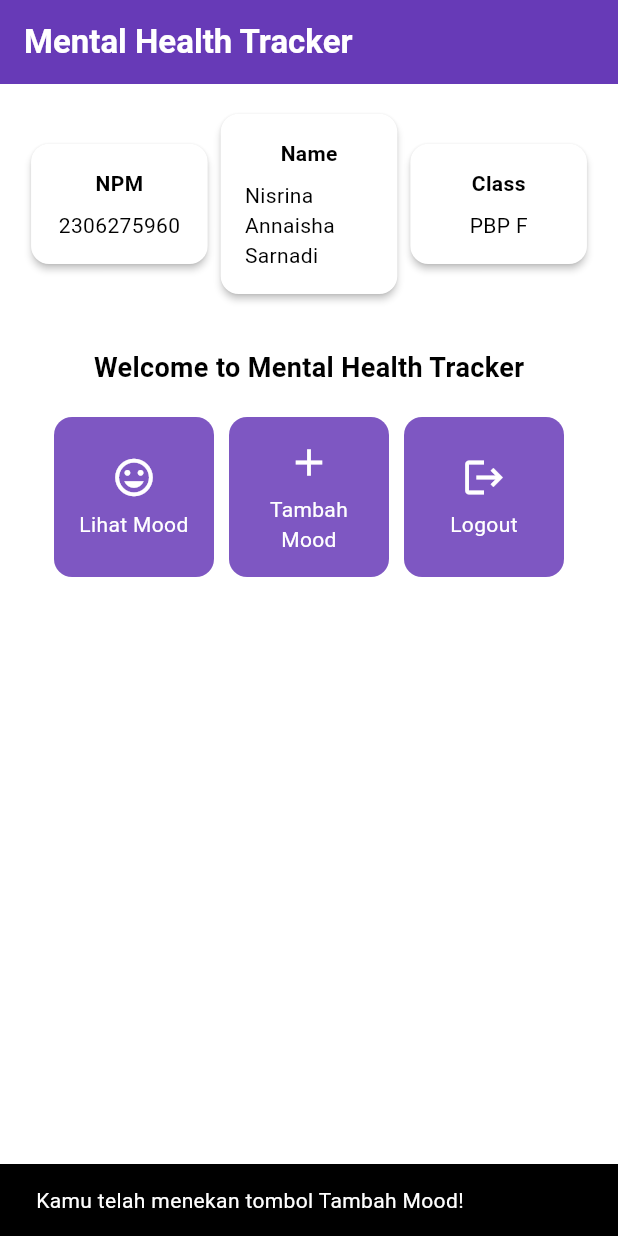
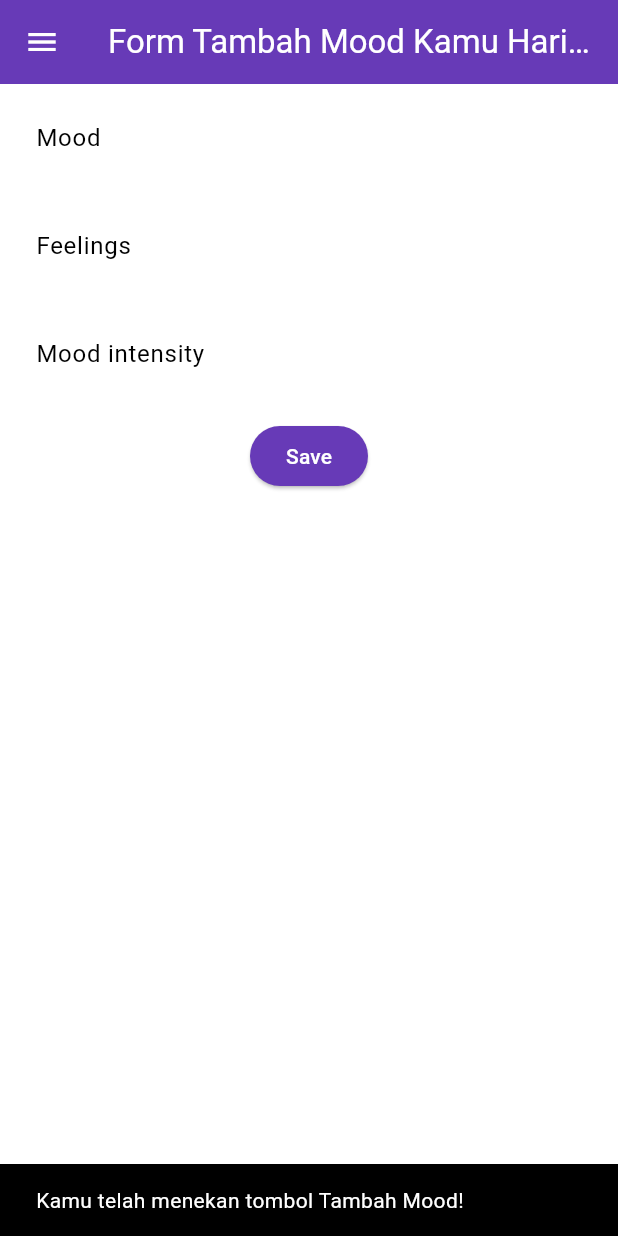
Before and after one commit to nsrnannaisha/mental-health-tracker-mobile, a Flutter app: the screen it shows after launch, after a tap on "Tambah Mood", on a phone screen of 412 x 824 dp. Run offline on Flutter 3.47's test engine with Material 3 defaults, Android fonts, the phone set to English and light mode, and no system bars.

Commit message:
Tutorial 7

```diff
--- a/lib/main.dart
+++ b/lib/main.dart
@@ -1,5 +1,5 @@
 import 'package:flutter/material.dart';
-import 'package:mental_health_tracker/menu.dart';
+import 'package:mental_health_tracker/screens/menu.dart';
 
 void main() {
   runApp(const MyApp());
--- a/lib/menu.dart
+++ /dev/null
@@ -1,217 +0,0 @@
-import 'package:flutter/material.dart';
-
-class MyHomePage extends StatelessWidget {
-  final String npm = '2306275960'; // NPM
-  final String name = 'Nisrina Annaisha Sarnadi'; // Nama
-  final String className = 'PBP F'; // Kelas
-
-  final List<ItemHomepage> items = [
-     ItemHomepage("Lihat Mood", Icons.mood),
-     ItemHomepage("Tambah Mood", Icons.add),
-     ItemHomepage("Logout", Icons.logout),
-  ];
-
-  MyHomePage({super.key});
-  // const MyHomePage({super.key, required this.title});
-
-  // This widget is the home page of your application. It is stateful, meaning
-  // that it has a State object (defined below) that contains fields that affect
-  // how it looks.
-
-  // This class is the configuration for the state. It holds the values (in this
-  // case the title) provided by the parent (in this case the App widget) and
-  // used by the build method of the State. Fields in a Widget subclass are
-  // always marked "final".
-
-  // final String title;
-
-  //@override
-  //State<MyHomePage> createState() => _MyHomePageState();
-
-//class _MyHomePageState extends State<MyHomePage> {
-  //int _counter = 0;
-
-  //void _incrementCounter() {
-    //setState(() {
-      // This call to setState tells the Flutter framework that something has
-      // changed in this State, which causes it to rerun the build method below
-      // so that the display can reflect the updated values. If we changed
-      // _counter without calling setState(), then the build method would not be
-      // called again, and so nothing would appear to happen.
-      //_counter++;
-    //});
-  //}
-
-  @override
-    Widget build(BuildContext context) {
-      // Scaffold menyediakan struktur dasar halaman dengan AppBar dan body.
-      return Scaffold(
-        // AppBar adalah bagian atas halaman yang menampilkan judul.
-        appBar: AppBar(
-          // Judul aplikasi "Mental Health Tracker" dengan teks putih dan tebal.
-          title: const Text(
-            'Mental Health Tracker',
-            style: TextStyle(
-              color: Colors.white,
-              fontWeight: FontWeight.bold,
-            ),
-          ),
-          // Warna latar belakang AppBar diambil dari skema warna tema aplikasi.
-          backgroundColor: Theme.of(context).colorScheme.primary,
-        ),
-        // Body halaman dengan padding di sekelilingnya.
-        body: Padding(
-          padding: const EdgeInsets.all(16.0),
-          // Menyusun widget secara vertikal dalam sebuah kolom.
-          child: Column(
-            crossAxisAlignment: CrossAxisAlignment.center,
-            children: [
-              // Row untuk menampilkan 3 InfoCard secara horizontal.
-              Row(
-                mainAxisAlignment: MainAxisAlignment.spaceEvenly,
-                children: [
-                  InfoCard(title: 'NPM', content: npm),
-                  InfoCard(title: 'Name', content: name),
-                  InfoCard(title: 'Class', content: className),
-                ],
-              ),
-
-              // Memberikan jarak vertikal 16 unit.
-              const SizedBox(height: 16.0),
-
-              // Menempatkan widget berikutnya di tengah halaman.
-              Center(
-                child: Column(
-                  // Menyusun teks dan grid item secara vertikal.
-
-                  children: [
-                    // Menampilkan teks sambutan dengan gaya tebal dan ukuran 18.
-                    const Padding(
-                      padding: EdgeInsets.only(top: 16.0),
-                      child: Text(
-                        'Welcome to Mental Health Tracker',
-                        style: TextStyle(
-                          fontWeight: FontWeight.bold,
-                          fontSize: 18.0,
-                        ),
-                      ),
-                    ),
-
-                    // Grid untuk menampilkan ItemCard dalam bentuk grid 3 kolom.
-                    GridView.count(
-                      primary: true,
-                      padding: const EdgeInsets.all(20),
-                      crossAxisSpacing: 10,
-                      mainAxisSpacing: 10,
-                      crossAxisCount: 3,
-                      // Agar grid menyesuaikan tinggi kontennya.
-                      shrinkWrap: true,
-
-                      // Menampilkan ItemCard untuk setiap item dalam list items.
-                      children: items.map((ItemHomepage item) {
-                        return ItemCard(item);
-                      }).toList(),
-                    ),
-                  ],
-                ),
-              ),
-            ],
-          ),
-        ),
-      );
-    }
-  }
-
-
-class InfoCard extends StatelessWidget {
-  // Kartu informasi yang menampilkan title dan content.
-
-  final String title;  // Judul kartu.
-  final String content;  // Isi kartu.
-
-  const InfoCard({super.key, required this.title, required this.content});
-
-  @override
-  Widget build(BuildContext context) {
-    return Card(
-      // Membuat kotak kartu dengan bayangan dibawahnya.
-      elevation: 2.0,
-      child: Container(
-        // Mengatur ukuran dan jarak di dalam kartu.
-        width: MediaQuery.of(context).size.width / 3.5, // menyesuaikan dengan lebar device yang digunakan.
-        padding: const EdgeInsets.all(16.0),
-        // Menyusun title dan content secara vertikal.
-        child: Column(
-          children: [
-            Text(
-              title,
-              style: const TextStyle(fontWeight: FontWeight.bold),
-            ),
-            const SizedBox(height: 8.0),
-            Text(content),
-          ],
-        ),
-      ),
-    );
-  }
-}
-
-class ItemHomepage {
-     final String name;
-     final IconData icon;
-
-     ItemHomepage(this.name, this.icon);
-}
-
-class ItemCard extends StatelessWidget {
-  // Menampilkan kartu dengan ikon dan nama.
-
-  final ItemHomepage item;
-
-  const ItemCard(this.item, {super.key});
-
-  @override
-  Widget build(BuildContext context) {
-    return Material(
-      // Menentukan warna latar belakang dari tema aplikasi.
-      color: Theme.of(context).colorScheme.secondary,
-      // Membuat sudut kartu melengkung.
-      borderRadius: BorderRadius.circular(12),
-
-      child: InkWell(
-        // Aksi ketika kartu ditekan.
-        onTap: () {
-          // Menampilkan pesan SnackBar saat kartu ditekan.
-          ScaffoldMessenger.of(context)
-            ..hideCurrentSnackBar()
-            ..showSnackBar(
-              SnackBar(content: Text("Kamu telah menekan tombol ${item.name}!"))
-            );
-        },
-        // Container untuk menyimpan Icon dan Text
-        child: Container(
-          padding: const EdgeInsets.all(8),
-          child: Center(
-            child: Column(
-              // Menyusun ikon dan teks di tengah kartu.
-              mainAxisAlignment: MainAxisAlignment.center,
-              children: [
-                Icon(
-                  item.icon,
-                  color: Colors.white,
-                  size: 30.0,
-                ),
-                const Padding(padding: EdgeInsets.all(3)),
-                Text(
-                  item.name,
-                  textAlign: TextAlign.center,
-                  style: const TextStyle(color: Colors.white),
-                ),
-              ],
-            ),
-          ),
-        ),
-      ),
-    );
-  }
-}
--- /dev/null
+++ b/lib/screens/menu.dart
@@ -0,0 +1,133 @@
+import 'package:flutter/material.dart';
+import 'package:mental_health_tracker/widgets/left_drawer.dart';
+import 'package:mental_health_tracker/widgets/mood_card.dart';
+
+class MyHomePage extends StatelessWidget {
+  final String npm = '2306275960'; // NPM
+  final String name = 'Nisrina Annaisha Sarnadi'; // Nama
+  final String className = 'PBP F'; // Kelas
+
+  final List<ItemHomepage> items = [
+    ItemHomepage("Lihat Mood", Icons.mood),
+    ItemHomepage("Tambah Mood", Icons.add),
+    ItemHomepage("Logout", Icons.logout),
+  ];
+
+  MyHomePage({super.key});
+
+  @override
+  Widget build(BuildContext context) {
+    // Scaffold menyediakan struktur dasar halaman dengan AppBar dan body.
+    return Scaffold(
+      // AppBar adalah bagian atas halaman yang menampilkan judul.
+      appBar: AppBar(
+        // Judul aplikasi "Mental Health Tracker" dengan teks putih dan tebal.
+        title: const Text(
+          'Mental Health Tracker',
+          style: TextStyle(
+            color: Colors.white,
+            fontWeight: FontWeight.bold,
+          ),
+        ),
+        // Warna latar belakang AppBar diambil dari skema warna tema aplikasi.
+        backgroundColor: Theme.of(context).colorScheme.primary,
+        // Mengganti warna icon drawer menjadi putih
+        iconTheme: const IconThemeData(color: Colors.white)
+      ),
+      // Body halaman dengan padding di sekelilingnya.
+      body: Padding(
+        padding: const EdgeInsets.all(16.0),
+        // Menyusun widget secara vertikal dalam sebuah kolom.
+        child: Column(
+          crossAxisAlignment: CrossAxisAlignment.center,
+          children: [
+            // Row untuk menampilkan 3 InfoCard secara horizontal.
+            Row(
+              mainAxisAlignment: MainAxisAlignment.spaceEvenly,
+              children: [
+                InfoCard(title: 'NPM', content: npm),
+                InfoCard(title: 'Name', content: name),
+                InfoCard(title: 'Class', content: className),
+              ],
+            ),
+
+            // Memberikan jarak vertikal 16 unit.
+            const SizedBox(height: 16.0),
+
+            // Menempatkan widget berikutnya di tengah halaman.
+            Center(
+              child: Column(
+                // Menyusun teks dan grid item secara vertikal.
+
+                children: [
+                  // Menampilkan teks sambutan dengan gaya tebal dan ukuran 18.
+                  const Padding(
+                    padding: EdgeInsets.only(top: 16.0),
+                    child: Text(
+                      'Welcome to Mental Health Tracker',
+                      style: TextStyle(
+                        fontWeight: FontWeight.bold,
+                        fontSize: 18.0,
+                      ),
+                    ),
+                  ),
+
+                  // Grid untuk menampilkan ItemCard dalam bentuk grid 3 kolom.
+                  GridView.count(
+                    primary: true,
+                    padding: const EdgeInsets.all(20),
+                    crossAxisSpacing: 10,
+                    mainAxisSpacing: 10,
+                    crossAxisCount: 3,
+                    // Agar grid menyesuaikan tinggi kontennya.
+                    shrinkWrap: true,
+
+                    // Menampilkan ItemCard untuk setiap item dalam list items.
+                    children: items.map((ItemHomepage item) {
+                      return ItemCard(item);
+                    }).toList(),
+                  ),
+                ],
+              ),
+            ),
+          ],
+        ),
+      ),
+      // Masukkan drawer sebagai parameter nilai drawer dari widget Scaffold
+      drawer: const LeftDrawer()
+    );
+  }
+}
+
+class InfoCard extends StatelessWidget {
+  // Kartu informasi yang menampilkan title dan content.
+
+  final String title;  // Judul kartu.
+  final String content;  // Isi kartu.
+
+  const InfoCard({super.key, required this.title, required this.content});
+
+  @override
+  Widget build(BuildContext context) {
+    return Card(
+      // Membuat kotak kartu dengan bayangan dibawahnya.
+      elevation: 2.0,
+      child: Container(
+        // Mengatur ukuran dan jarak di dalam kartu.
+        width: MediaQuery.of(context).size.width / 3.5, // menyesuaikan dengan lebar device yang digunakan.
+        padding: const EdgeInsets.all(16.0),
+        // Menyusun title dan content secara vertikal.
+        child: Column(
+          children: [
+            Text(
+              title,
+              style: const TextStyle(fontWeight: FontWeight.bold),
+            ),
+            const SizedBox(height: 8.0),
+            Text(content),
+          ],
+        ),
+      ),
+    );
+  }
+}
--- /dev/null
+++ b/lib/screens/moodentry_form.dart
@@ -0,0 +1,161 @@
+import 'package:flutter/material.dart';
+import 'package:mental_health_tracker/widgets/left_drawer.dart';
+
+class MoodEntryFormPage extends StatefulWidget {
+  const MoodEntryFormPage({super.key});
+
+  @override
+  State<MoodEntryFormPage> createState() => _MoodEntryFormPageState();
+}
+
+class _MoodEntryFormPageState extends State<MoodEntryFormPage> {
+  final _formKey = GlobalKey<FormState>();
+  String _mood = "";
+  String _feelings = "";
+  int _moodIntensity = 0;
+
+  @override
+  Widget build(BuildContext context) {
+    return Scaffold(
+      appBar: AppBar(
+        title: const Center(
+          child: Text(
+            'Form Tambah Mood Kamu Hari ini',
+          ),
+        ),
+        backgroundColor: Theme.of(context).colorScheme.primary,
+        foregroundColor: Colors.white,
+      ),
+      drawer: const LeftDrawer(),
+      body: Form(
+        key: _formKey,
+        child: SingleChildScrollView(
+          child: Column(
+            crossAxisAlignment: CrossAxisAlignment.start,
+            children: [
+              Padding(
+                padding: const EdgeInsets.all(8.0),
+                child: TextFormField(
+                  decoration: InputDecoration(
+                    hintText: "Mood",
+                    labelText: "Mood",
+                    border: OutlineInputBorder(
+                      borderRadius: BorderRadius.circular(5.0),
+                    ),
+                  ),
+                  onChanged: (String? value) {
+                    setState(() {
+                      _mood = value!;
+                    });
+                  },
+                  validator: (String? value) {
+                    if (value == null || value.isEmpty) {
+                      return "Mood tidak boleh kosong!";
+                    }
+                    return null;
+                  },
+                ),
+              ),
+              Padding(
+                padding: const EdgeInsets.all(8.0),
+                child: TextFormField(
+                  decoration: InputDecoration(
+                    hintText: "Feelings",
+                    labelText: "Feelings",
+                    border: OutlineInputBorder(
+                      borderRadius: BorderRadius.circular(5.0),
+                    ),
+                  ),
+                  onChanged: (String? value) {
+                    setState(() {
+                      _feelings = value!;
+                    });
+                  },
+                  validator: (String? value) {
+                    if (value == null || value.isEmpty) {
+                      return "Feelings tidak boleh kosong!";
+                    }
+                    return null;
+                  },
+                ),
+              ),
+              Padding(
+                padding: const EdgeInsets.all(8.0),
+                child: TextFormField(
+                  decoration: InputDecoration(
+                    hintText: "Mood intensity",
+                    labelText: "Mood intensity",
+                    border: OutlineInputBorder(
+                      borderRadius: BorderRadius.circular(5.0),
+                    ),
+                  ),
+                  onChanged: (String? value) {
+                    setState(() {
+                      _moodIntensity = int.tryParse(value!) ?? 0;
+                    });
+                  },
+                  validator: (String? value) {
+                    if (value == null || value.isEmpty) {
+                      return "Mood intensity tidak boleh kosong!";
+                    }
+                    if (int.tryParse(value) == null) {
+                      return "Mood intensity harus berupa angka!";
+                    }
+                    return null;
+                  },
+                ),
+              ),
+              Align(
+                alignment: Alignment.bottomCenter,
+                child: Padding(
+                  padding: const EdgeInsets.all(8.0),
+                  child: ElevatedButton(
+                    style: ButtonStyle(
+                      backgroundColor: WidgetStateProperty.all(
+                          Theme.of(context).colorScheme.primary),
+                    ),
+                    onPressed: () {
+                      if (_formKey.currentState!.validate()) {
+                        showDialog(
+                          context: context,
+                          builder: (context) {
+                            return AlertDialog(
+                              title: const Text('Mood berhasil tersimpan'),
+                              content: SingleChildScrollView(
+                                child: Column(
+                                  crossAxisAlignment: CrossAxisAlignment.start,
+                                  children: [
+                                    Text('Mood: $_mood'),
+                                    Text('Feelings: $_feelings'),
+                                    Text('Mood intensity: $_moodIntensity')
+                                  ],
+                                ),
+                              ),
+                              actions: [
+                                TextButton(
+                                  child: const Text('OK'),
+                                  onPressed: () {
+                                    Navigator.pop(context);
+                                    _formKey.currentState!.reset();
+                                  },
+                                ),
+                              ],
+                            );
+                          },
+                        );
+                      }
+                    },
+                    child: const Text(
+                      "Save",
+                      style: TextStyle(color: Colors.white),
+                    ),
+                  ),
+                ),
+              ),
+            ],
+          ),
+        ),
+      ),
+    );
+  }
+}
--- /dev/null
+++ b/lib/widgets/left_drawer.dart
@@ -0,0 +1,69 @@
+import 'package:flutter/material.dart';
+import 'package:mental_health_tracker/screens/menu.dart';
+import 'package:mental_health_tracker/screens/moodentry_form.dart';
+
+class LeftDrawer extends StatelessWidget {
+  const LeftDrawer({super.key});
+
+  @override
+  Widget build(BuildContext context) {
+    return Drawer(
+      child: ListView(
+        children: [
+          DrawerHeader(
+            decoration: BoxDecoration(
+              color: Theme.of(context).colorScheme.primary,
+            ),
+            child: const Column(
+              children: [
+                Text(
+                  'Mental Health Tracker',
+                  textAlign: TextAlign.center,
+                  style: TextStyle(
+                    fontSize: 24,
+                    fontWeight: FontWeight.bold,
+                    color: Colors.white,
+                  ),
+                ),
+                Padding(padding: EdgeInsets.all(8)),
+                Text(
+                  "Ayo jaga kesehatan mentalmu setiap hari disini!",
+                  textAlign: TextAlign.center,
+                  style: TextStyle(
+                    fontSize: 15,
+                    fontWeight: FontWeight.normal,
+                    color: Colors.white,
+                  ),
+                ),
+              ],
+            ),
+          ),
+          ListTile(
+            leading: const Icon(Icons.home_outlined),
+            title: const Text('Halaman Utama'),
+            // Bagian redirection ke MyHomePage
+            onTap: () {
+              Navigator.pushReplacement(
+                  context,
+                  MaterialPageRoute(
+                    builder: (context) => MyHomePage(),
+                  ));
+            },
+          ),
+          ListTile(
+            leading: const Icon(Icons.mood),
+            title: const Text('Tambah Mood'),
+            // Bagian redirection ke MoodEntryFormPage
+            onTap: () {
+              Navigator.pushReplacement(
+                  context,
+                  MaterialPageRoute(
+                    builder: (context) => MoodEntryFormPage(),
+                  ));
+            },
+          ),
+        ],
+      ),
+    );
+  }
+}
--- /dev/null
+++ b/lib/widgets/mood_card.dart
@@ -0,0 +1,67 @@
+import 'package:mental_health_tracker/screens/moodentry_form.dart';
+import 'package:flutter/material.dart';
+
+class ItemHomepage {
+  final String name;
+  final IconData icon;
+
+  ItemHomepage(this.name, this.icon);
+}
+
+class ItemCard extends StatelessWidget {
+  // Menampilkan kartu dengan ikon dan nama.
+
+  final ItemHomepage item;
+
+  const ItemCard(this.item, {super.key});
+
+  @override
+  Widget build(BuildContext context) {
+    return Material(
+      // Menentukan warna latar belakang dari tema aplikasi.
+      color: Theme.of(context).colorScheme.secondary,
+      // Membuat sudut kartu melengkung.
+      borderRadius: BorderRadius.circular(12),
+
+      child: InkWell(
+        // Aksi ketika kartu ditekan.
+        onTap: () {
+          // Menampilkan pesan SnackBar saat kartu ditekan.
+          ScaffoldMessenger.of(context)
+            ..hideCurrentSnackBar()
+            ..showSnackBar(
+                SnackBar(content: Text("Kamu telah menekan tombol ${item.name}!"))
+            );
+          // Navigate ke route yang sesuai (tergantung jenis tombol)
+          if (item.name == "Tambah Mood") {
+            Navigator.push(context,
+                MaterialPageRoute(builder: (context) => const MoodEntryFormPage()));
+          }
+        },
+        // Container untuk menyimpan Icon dan Text
+        child: Container(
+          padding: const EdgeInsets.all(8),
+          child: Center(
+            child: Column(
+              // Menyusun ikon dan teks di tengah kartu.
+              mainAxisAlignment: MainAxisAlignment.center,
+              children: [
+                Icon(
+                  item.icon,
+                  color: Colors.white,
+                  size: 30.0,
+                ),
+                const Padding(padding: EdgeInsets.all(3)),
+                Text(
+                  item.name,
+                  textAlign: TextAlign.center,
+                  style: const TextStyle(color: Colors.white),
+                ),
+              ],
+            ),
+          ),
+        ),
+      ),
+    );
+  }
+}
```
